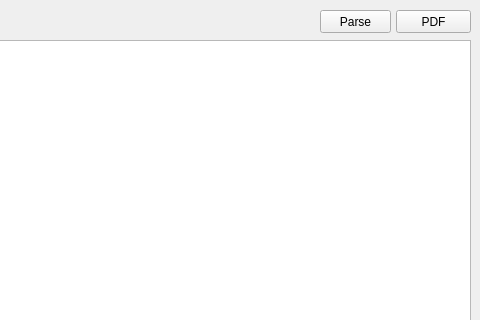
Before: the Qt Designer form QtGuiApplicationTest/QtGuiApplicationTest/MainTabPageSetting.ui in xautshuanglong/QtLearningRepository, drawn with Qt 5; both pictures show x 310 to 790 and y 0 to 320 of the 790 by 508 pixel window.
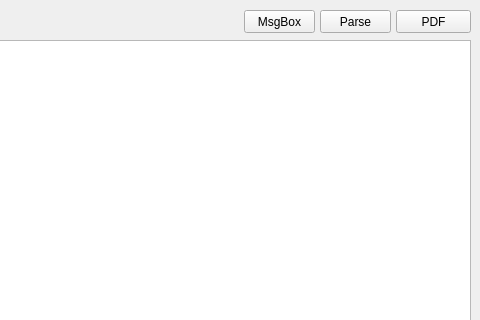
After: the same form once the commit is applied. Icons and pictures are not drawn.

Commit message: 继承 QMessageBox

```diff
--- a/QtGuiApplicationTest/QtGuiApplicationTest/MainTabPageSetting.ui
+++ b/QtGuiApplicationTest/QtGuiApplicationTest/MainTabPageSetting.ui
@@ -305,6 +305,19 @@
     <bool>true</bool>
    </property>
   </widget>
+  <widget class="QPushButton" name="btnMessageBox">
+   <property name="geometry">
+    <rect>
+     <x>554</x>
+     <y>10</y>
+     <width>71</width>
+     <height>23</height>
+    </rect>
+   </property>
+   <property name="text">
+    <string>MsgBox</string>
+   </property>
+  </widget>
  </widget>
  <resources>
   <include location="QtGuiApplicationTest.qrc"/>
```
The commit also changes 7 other files.
